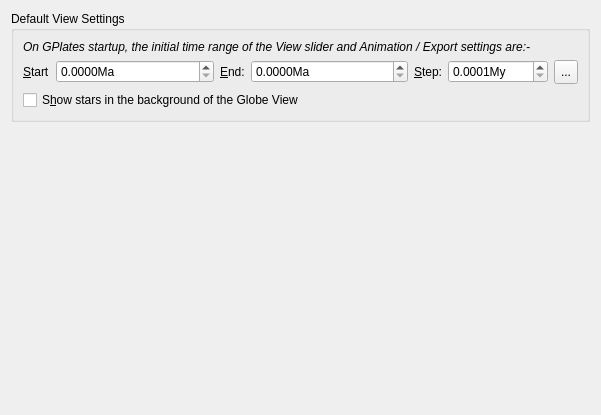
Above: src/qt-widgets/PreferencesPaneViewUi.ui from GPlates/GPlates before the change. Below: the same form after it.
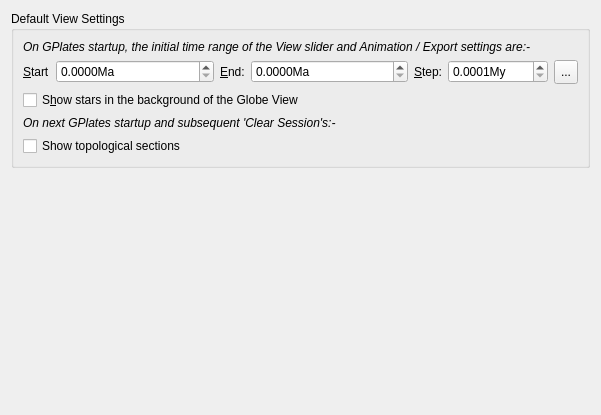
That is the form after the change. Icons and pictures are not drawn.

Commit message: (trunk) User can set preference for default "show topological sections" on GPlates startup (and 'Clear Session's).

Diff of the .ui file:
```diff
--- a/src/qt-widgets/PreferencesPaneViewUi.ui
+++ b/src/qt-widgets/PreferencesPaneViewUi.ui
@@ -168,6 +168,28 @@
         </property>
        </widget>
       </item>
+      <item>
+       <widget class="QLabel" name="label_5">
+        <property name="font">
+         <font>
+          <italic>true</italic>
+         </font>
+        </property>
+        <property name="text">
+         <string>On next GPlates startup and subsequent 'Clear Session's:-</string>
+        </property>
+        <property name="wordWrap">
+         <bool>true</bool>
+        </property>
+       </widget>
+      </item>
+      <item>
+       <widget class="QCheckBox" name="checkbox_show_topological_sections">
+        <property name="text">
+         <string>Show topological sections</string>
+        </property>
+       </widget>
+      </item>
      </layout>
     </widget>
    </item>
```
The commit also changes 3 other files.
